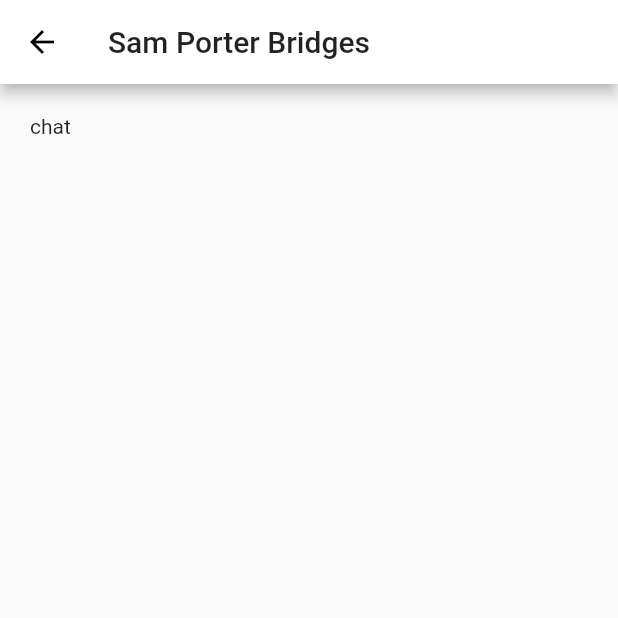
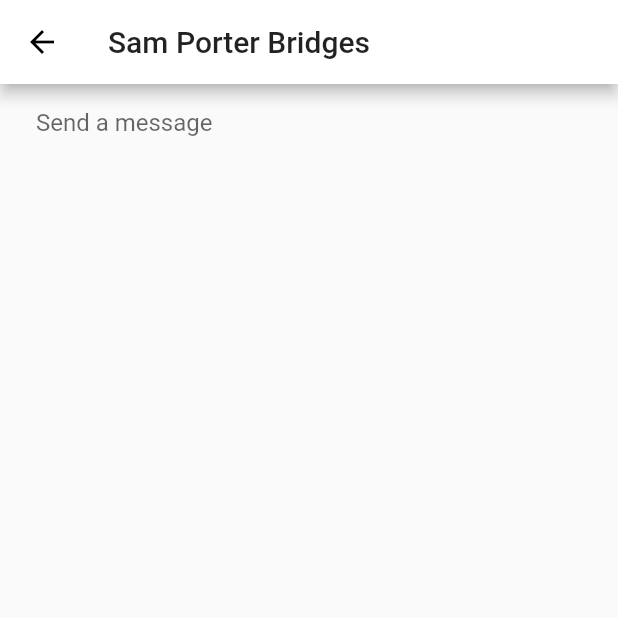
Before and after one commit to kimulaco/flutter-example, a Flutter app: the screen it shows after launch, after a tap on "Sam Porter Bridges", on a phone screen of 412 x 824 dp, the top half of it. Run offline on Flutter 3.47's test engine with Material 2 defaults, Android fonts, the phone set to English and light mode, and no system bars.

Commit message:
update chat page

```diff
--- a/lib/pages/chat.dart
+++ b/lib/pages/chat.dart
@@ -6,19 +6,58 @@ class ChatPage extends StatefulWidget {
 }
 
 class ChatPageState extends State<ChatPage> {
-  String userName = '';
+  final _textController = TextEditingController();
+  final List<String> _messages = [];
+
+  String _userName = '';
+
+  void _handleSubmitted(String message) {
+    setState(() {
+      _messages.add(message);
+      _textController.clear();
+    });
+  }
+
+  Widget _messageForm() {
+    return Container(
+      margin: EdgeInsets.symmetric(horizontal: 8.0),
+      child: TextField(
+        controller: _textController,
+        onSubmitted: _handleSubmitted,
+        decoration: InputDecoration.collapsed(hintText: 'Send a message'),
+      ),
+    );
+  }
+
+  Widget _messageList() {
+    return ListView.builder(
+      itemCount: _messages.length,
+      itemBuilder: (context, i) {
+        return ListTile(
+          title: Text(_messages[i]),
+        );
+      },
+    );
+  }
 
   @override
   Widget build(BuildContext context) {
-    userName = ModalRoute.of(context).settings.arguments;
+    _userName = ModalRoute.of(context).settings.arguments;
 
     return Scaffold(
       appBar: AppBar(
-        title: Text(userName),
+        title: Text(_userName),
       ),
       body: Padding(
-        padding: EdgeInsets.all(20.0),
-        child: Text('chat'),
+        padding: EdgeInsets.all(16.0),
+        child: Column(
+          children: [
+            _messageForm(),
+            Expanded(
+              child: _messageList(),
+            ),
+          ],
+        ),
       ),
     );
   }
--- a/lib/pages/list.dart
+++ b/lib/pages/list.dart
@@ -57,11 +57,11 @@ class ListPageState extends State<ListPage> {
       ),
       body: ListView.builder(
         padding: const EdgeInsets.all(16.0),
+        itemCount: (users.length * 2),
         itemBuilder: (context, i) {
           if (i.isOdd) return Divider();
           return _createUserLink(users[i ~/ 2]);
         },
-        itemCount: (users.length * 2),
       ),
     );
   }
```
